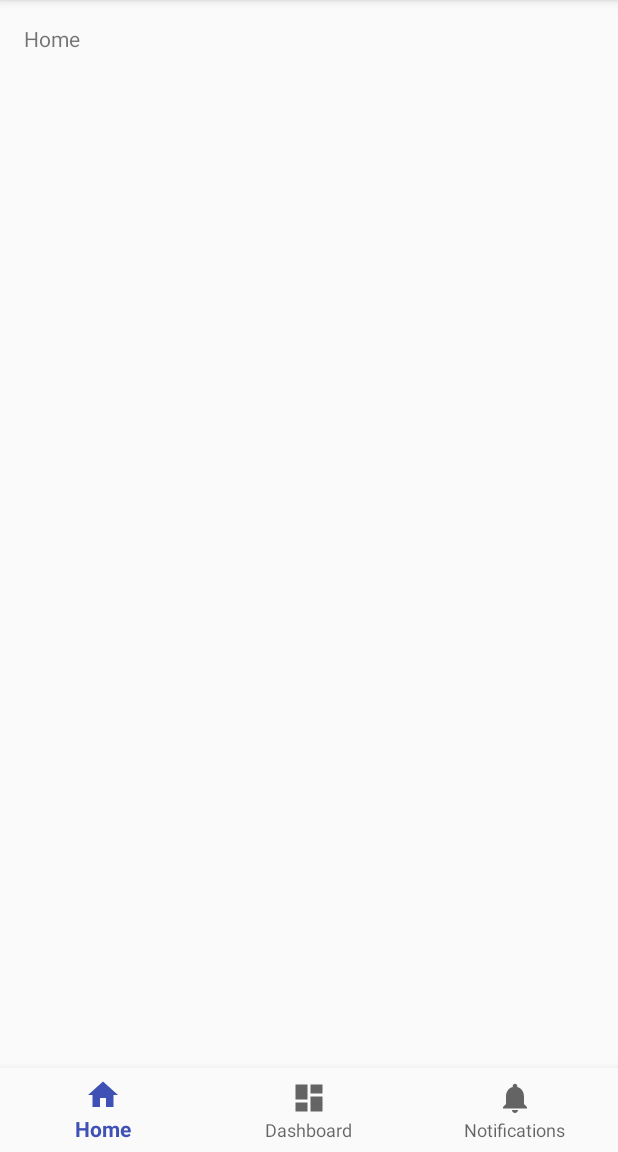
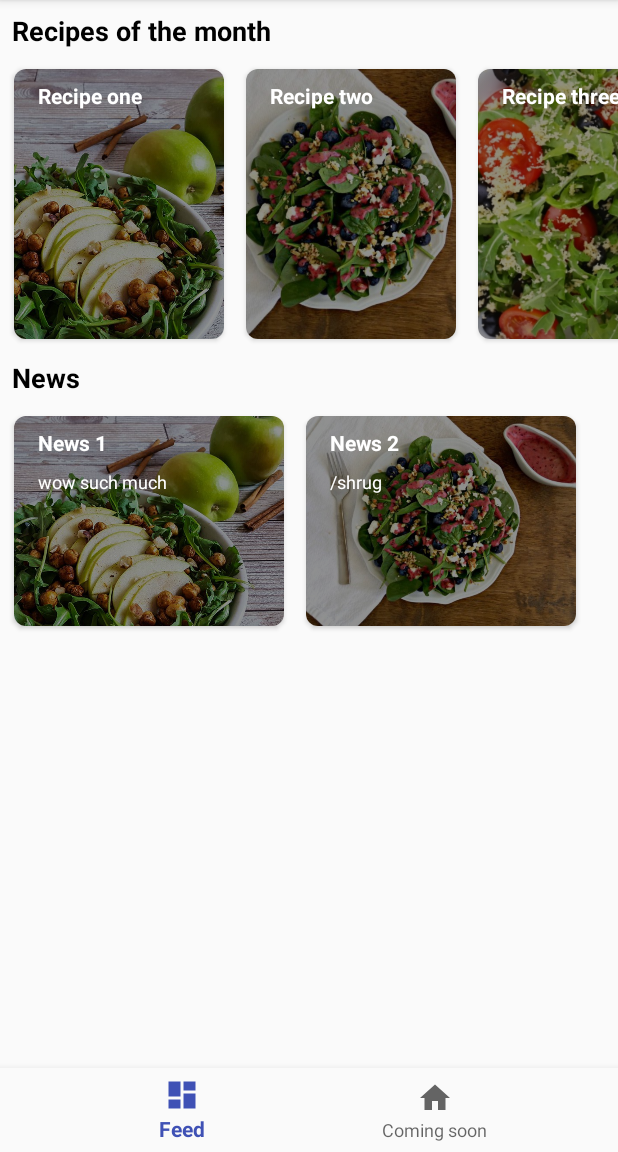
Before and after one commit to AlmostCT/cookmate-android, an Android app: the screen it shows after launch (MainActivity), on a phone screen of 412 x 824 dp, the part 84-1236 px from its top. Run offline under Robolectric (Android 15) with nearby library versions, the phone set to English and light mode, and no system bars; libraries missing offline, so code that uses them is left out: com.fasterxml.jackson, retrofit2.converter.jackson; 2 statements that could not run were skipped.

Commit message:
Feed stubs

```diff
--- a/app/build.gradle
+++ b/app/build.gradle
@@ -40,6 +40,7 @@ dependencies {
     })
     compile 'com.android.support:appcompat-v7:25.+'
     compile 'com.android.support:design:25.+'
+    compile 'com.android.support:cardview-v7:25.+'
     testCompile 'junit:junit:4.12'
 
     compile "org.jetbrains.kotlin:kotlin-stdlib-jdk7:$kotlin_version"
--- a/app/src/main/java/almostct/top/foodhack/App.kt
+++ b/app/src/main/java/almostct/top/foodhack/App.kt
@@ -13,10 +13,10 @@ class App: Application() {
 
     override fun onCreate() {
         super.onCreate()
-        initializeDagger()
+        initialize()
     }
 
-    private fun initializeDagger() {
+    private fun initialize() {
         client = Retrofit.Builder().baseUrl("https://jsonplaceholder.typicode.com/")
             .addConverterFactory(JacksonConverterFactory.create(jacksonObjectMapper()))
             .addCallAdapterFactory(RxJava2CallAdapterFactory.create())
--- /dev/null
+++ b/app/src/main/java/almostct/top/foodhack/model/Stub.kt
@@ -0,0 +1,5 @@
+package almostct.top.foodhack.model
+
+typealias FeedRecipeElement = String
+
+data class FeedNewsElement(val title: String, val body: String)
--- /dev/null
+++ b/app/src/main/java/almostct/top/foodhack/ui/feed/FeedFragment.kt
@@ -0,0 +1,118 @@
+package almostct.top.foodhack.ui.feed
+
+import almostct.top.foodhack.R
+import almostct.top.foodhack.model.FeedNewsElement
+import almostct.top.foodhack.model.FeedRecipeElement
+import android.os.Bundle
+import android.support.v4.app.Fragment
+import android.support.v7.widget.CardView
+import android.support.v7.widget.LinearLayoutManager
+import android.support.v7.widget.RecyclerView
+import android.view.LayoutInflater
+import android.view.View
+import android.view.ViewGroup
+import android.widget.ImageView
+import android.widget.TextView
+import android.widget.Toast
+import kotterknife.bindView
+
+class FeedFragment private constructor() : Fragment() {
+    companion object {
+        operator fun invoke() = FeedFragment()
+    }
+
+    override fun onCreateView(
+        inflater: LayoutInflater, container: ViewGroup?,
+        savedInstanceState: Bundle?
+    ): View? {
+        return inflater.inflate(R.layout.feed_fragment, container, false)
+    }
+
+    val recipesView by bindView<RecyclerView>(R.id.feed_recipes)
+    val newsView by bindView<RecyclerView>(R.id.feed_news)
+
+    override fun onViewCreated(view: View, savedInstanceState: Bundle?) {
+        recipesView.layoutManager = LinearLayoutManager(context, LinearLayoutManager.HORIZONTAL, false)
+        newsView.layoutManager = LinearLayoutManager(context, LinearLayoutManager.HORIZONTAL, false)
+        recipesView.adapter = RotmAdapter(listOf("Recipe one", "Recipe two", "Recipe three"))
+        newsView.adapter = NewsAdapter(
+            listOf(
+                FeedNewsElement("News 1", "wow such much"),
+                FeedNewsElement("News 2", "/shrug")
+            )
+        )
+    }
+
+    inner class RotmAdapter(private val horizontalList: List<FeedRecipeElement>) :
+        RecyclerView.Adapter<RotmAdapter.MyViewHolder>() {
+
+        inner class MyViewHolder(view: View) : RecyclerView.ViewHolder(view) {
+            val textView by bindView<TextView>(R.id.feed_item_text)
+            val imageView by bindView<ImageView>(R.id.feed_item_image)
+            val cardView by bindView<CardView>(R.id.feed_item_card)
+        }
+
+        override fun onCreateViewHolder(parent: ViewGroup, viewType: Int): MyViewHolder {
+            val itemView = LayoutInflater.from(parent.context)
+                .inflate(R.layout.feed_recipe_item, parent, false)
+            return MyViewHolder(itemView)
+        }
+
+        override fun onBindViewHolder(holder: MyViewHolder, position: Int) {
+            holder.textView.text = horizontalList[position]
+            val img = rollMock(position)
+            holder.imageView.setImageResource(img)
+
+            holder.cardView.setOnClickListener {
+                Toast.makeText(
+                    this@FeedFragment.context,
+                    holder.textView.text.toString(),
+                    Toast.LENGTH_SHORT
+                ).show()
+            }
+        }
+
+        override fun getItemCount() = horizontalList.size
+    }
+
+    inner class NewsAdapter(private val horizontalList: List<FeedNewsElement>) :
+        RecyclerView.Adapter<NewsAdapter.MyViewHolder>() {
+
+        inner class MyViewHolder(view: View) : RecyclerView.ViewHolder(view) {
+            val textView by bindView<TextView>(R.id.feed_item_text)
+            val imageView by bindView<ImageView>(R.id.feed_item_image)
+            val bodyText by bindView<TextView>(R.id.feed_news_item_content)
+            val cardView by bindView<CardView>(R.id.feed_item_card)
+        }
+
+        override fun onCreateViewHolder(parent: ViewGroup, viewType: Int): MyViewHolder {
+            val itemView = LayoutInflater.from(parent.context)
+                .inflate(R.layout.feed_news_item, parent, false)
+            return MyViewHolder(itemView)
+        }
+
+        override fun onBindViewHolder(holder: MyViewHolder, position: Int) {
+            holder.textView.text = horizontalList[position].title
+            holder.bodyText.text = horizontalList[position].body
+            val img = rollMock(position)
+            holder.imageView.setImageResource(img)
+
+            holder.cardView.setOnClickListener {
+                Toast.makeText(
+                    this@FeedFragment.context,
+                    holder.textView.text.toString(),
+                    Toast.LENGTH_SHORT
+                ).show()
+            }
+        }
+
+        override fun getItemCount() = horizontalList.size
+    }
+}
+
+fun rollMock(position: Int) = when (position % 3) {
+    0 -> R.drawable.mock_food_1
+    1 -> R.drawable.mock_food_2
+    2 -> R.drawable.mock_food_3
+    else -> throw AssertionError("Math fucked")
+}
--- a/app/src/main/res/layout/activity_main.xml
+++ b/app/src/main/res/layout/activity_main.xml
@@ -13,17 +13,6 @@
         android:layout_width="match_parent"
         android:layout_height="0dp"
         android:layout_weight="1">
-
-        <TextView
-            android:id="@+id/message"
-            android:layout_width="match_parent"
-            android:layout_height="wrap_content"
-            android:layout_marginBottom="@dimen/activity_vertical_margin"
-            android:layout_marginLeft="@dimen/activity_horizontal_margin"
-            android:layout_marginRight="@dimen/activity_horizontal_margin"
-            android:layout_marginTop="@dimen/activity_vertical_margin"
-            android:text="@string/title_home" />
-
     </FrameLayout>
 
     <android.support.design.widget.BottomNavigationView
--- /dev/null
+++ b/app/src/main/res/layout/feed_fragment.xml
@@ -0,0 +1,40 @@
+<?xml version="1.0" encoding="utf-8"?>
+<ScrollView xmlns:android="http://schemas.android.com/apk/res/android"
+    android:layout_width="match_parent"
+    android:layout_height="match_parent">
+
+    <LinearLayout
+        android:orientation="vertical"
+        android:layout_width="match_parent"
+        android:layout_height="wrap_content">
+
+        <TextView
+            android:layout_width="wrap_content"
+            android:layout_height="wrap_content"
+            android:id="@+id/feed_header1"
+            style="@style/FeedTitle"
+            android:paddingTop="@dimen/big_padding"
+            android:text="@string/feed_rotm" />
+
+        <android.support.v7.widget.RecyclerView
+            android:id="@+id/feed_recipes"
+            android:layout_width="match_parent"
+            android:layout_height="wrap_content">
+
+        </android.support.v7.widget.RecyclerView>
+
+        <TextView
+            android:layout_width="wrap_content"
+            android:layout_height="wrap_content"
+            android:id="@+id/feed_header2"
+            style="@style/FeedTitle"
+            android:text="@string/feed_news_str" />
+
+        <android.support.v7.widget.RecyclerView
+            android:id="@+id/feed_news"
+            android:layout_width="match_parent"
+            android:layout_height="wrap_content">
+
+        </android.support.v7.widget.RecyclerView>
+    </LinearLayout>
+</ScrollView>
--- /dev/null
+++ b/app/src/main/res/layout/feed_news_item.xml
@@ -0,0 +1,56 @@
+<?xml version="1.0" encoding="utf-8"?>
+<FrameLayout xmlns:android="http://schemas.android.com/apk/res/android"
+    xmlns:app="http://schemas.android.com/apk/res-auto"
+    android:orientation="vertical"
+    android:layout_width="wrap_content"
+    android:layout_height="wrap_content"
+    android:paddingStart="@dimen/small_padding">
+
+    <android.support.v7.widget.CardView
+        android:id="@+id/feed_item_card"
+        android:layout_width="wrap_content"
+        android:layout_height="wrap_content"
+        app:cardCornerRadius="8dp"
+        android:layout_margin="5dp"
+        android:elevation="10dp">
+
+        <FrameLayout
+            android:layout_width="wrap_content"
+            android:layout_height="wrap_content">
+
+            <ImageView
+                android:id="@+id/feed_item_image"
+                android:layout_width="@dimen/feed_recipe_height"
+                android:layout_height="@dimen/feed_recipe_width"
+                android:tint="#6F000000"
+                android:scaleType="centerCrop" />
+
+            <LinearLayout
+                android:layout_width="wrap_content"
+                android:layout_height="wrap_content"
+                android:orientation="vertical">
+
+                <TextView
+                    style="@style/CardTitle"
+                    android:paddingStart="@dimen/big_padding"
+                    android:paddingTop="@dimen/medium_padding"
+                    android:id="@+id/feed_item_text"
+                    android:layout_width="wrap_content"
+                    android:layout_height="wrap_content" />
+
+                <TextView
+                    android:textSize="12sp"
+                    android:textColor="#FFFFFF"
+                    android:paddingStart="@dimen/big_padding"
+                    android:paddingTop="@dimen/medium_padding"
+                    android:id="@+id/feed_news_item_content"
+                    android:layout_width="wrap_content"
+                    android:layout_height="wrap_content" />
+            </LinearLayout>
+        </FrameLayout>
+
+
+    </android.support.v7.widget.CardView>
+
+
+</FrameLayout>
--- /dev/null
+++ b/app/src/main/res/layout/feed_recipe_item.xml
@@ -0,0 +1,41 @@
+<?xml version="1.0" encoding="utf-8"?>
+<FrameLayout xmlns:android="http://schemas.android.com/apk/res/android"
+    xmlns:app="http://schemas.android.com/apk/res-auto"
+    android:orientation="vertical"
+    android:layout_width="wrap_content"
+    android:layout_height="wrap_content"
+    android:paddingStart="@dimen/small_padding">
+
+    <android.support.v7.widget.CardView
+        android:id="@+id/feed_item_card"
+        android:layout_width="wrap_content"
+        android:layout_height="wrap_content"
+        app:cardCornerRadius="8dp"
+        android:layout_margin="5dp"
+        android:elevation="10dp">
+
+        <FrameLayout
+            android:layout_width="wrap_content"
+            android:layout_height="wrap_content">
+
+            <ImageView
+                android:id="@+id/feed_item_image"
+                android:layout_width="@dimen/feed_recipe_width"
+                android:layout_height="@dimen/feed_recipe_height"
+                android:tint="#6F000000"
+                android:scaleType="centerCrop" />
+
+            <TextView
+                style="@style/CardTitle"
+                android:paddingStart="@dimen/big_padding"
+                android:paddingTop="@dimen/medium_padding"
+                android:id="@+id/feed_item_text"
+                android:layout_width="wrap_content"
+                android:layout_height="wrap_content" />
+        </FrameLayout>
+
+
+    </android.support.v7.widget.CardView>
+
+
+</FrameLayout>
--- a/app/src/main/res/menu/navigation.xml
+++ b/app/src/main/res/menu/navigation.xml
@@ -3,17 +3,17 @@
 
     <item
         android:id="@+id/navigation_home"
-        android:icon="@drawable/ic_home_black_24dp"
+        android:icon="@drawable/ic_dashboard_black_24dp"
         android:title="@string/title_home" />
 
     <item
         android:id="@+id/navigation_dashboard"
-        android:icon="@drawable/ic_dashboard_black_24dp"
+        android:icon="@drawable/ic_home_black_24dp"
         android:title="@string/title_dashboard" />
 
-    <item
-        android:id="@+id/navigation_notifications"
-        android:icon="@drawable/ic_notifications_black_24dp"
-        android:title="@string/title_notifications" />
+    <!--<item-->
+    <!--android:id="@+id/navigation_notifications"-->
+    <!--android:icon="@drawable/ic_notifications_black_24dp"-->
+    <!--android:title="@string/title_notifications" />-->
 
 </menu>
--- a/app/src/main/res/values/dimens.xml
+++ b/app/src/main/res/values/dimens.xml
@@ -2,4 +2,11 @@
     <!-- Default screen margins, per the Android Design guidelines. -->
     <dimen name="activity_horizontal_margin">16dp</dimen>
     <dimen name="activity_vertical_margin">16dp</dimen>
+
+    <dimen name="small_padding">4dp</dimen>
+    <dimen name="medium_padding">8dp</dimen>
+    <dimen name="big_padding">16dp</dimen>
+
+    <dimen name="feed_recipe_width">140dp</dimen>
+    <dimen name="feed_recipe_height">180dp</dimen>
 </resources>
--- a/app/src/main/res/values/strings.xml
+++ b/app/src/main/res/values/strings.xml
@@ -1,6 +1,8 @@
 <resources>
     <string name="app_name">FoodHack</string>
-    <string name="title_home">Home</string>
-    <string name="title_dashboard">Dashboard</string>
+    <string name="title_home">Feed</string>
+    <string name="title_dashboard">Coming soon</string>
     <string name="title_notifications">Notifications</string>
+    <string name="feed_rotm">Recipes of the month</string>
+    <string name="feed_news_str">News</string>
 </resources>
--- a/app/src/main/res/values/styles.xml
+++ b/app/src/main/res/values/styles.xml
@@ -8,4 +8,17 @@
         <item name="colorAccent">@color/colorAccent</item>
     </style>
 
+    <style name="CardTitle" parent="@android:style/TextAppearance">
+        <item name="android:textColor">#FFFFFF</item>
+        <item name="android:textStyle">bold</item>
+        <item name="android:textSize">14sp</item>
+    </style>
+
+    <style name="FeedTitle" parent="@android:style/TextAppearance">
+        <item name="android:textColor">#000000</item>
+        <item name="android:textStyle">bold</item>
+        <item name="android:textSize">18sp</item>
+        <item name="android:padding">@dimen/medium_padding</item>
+    </style>
+
 </resources>
```
Also changed, not shown: app/src/main/java/almostct/top/foodhack/MainActivity.kt (+16 -26 lines), app/src/main/java/almostct/top/foodhack/ui/OtherFragment.kt (added, +22 -0 lines), app/src/main/java/kotterknife/Kotterknife.kt (added, +158 -0 lines), app/src/main/res/layout/other_fragment.xml (added, +12 -0 lines), app/src/main/res/drawable/mock_food_1.jpg (added), app/src/main/res/drawable/mock_food_2.jpg (added), app/src/main/res/drawable/mock_food_3.jpg (added).
